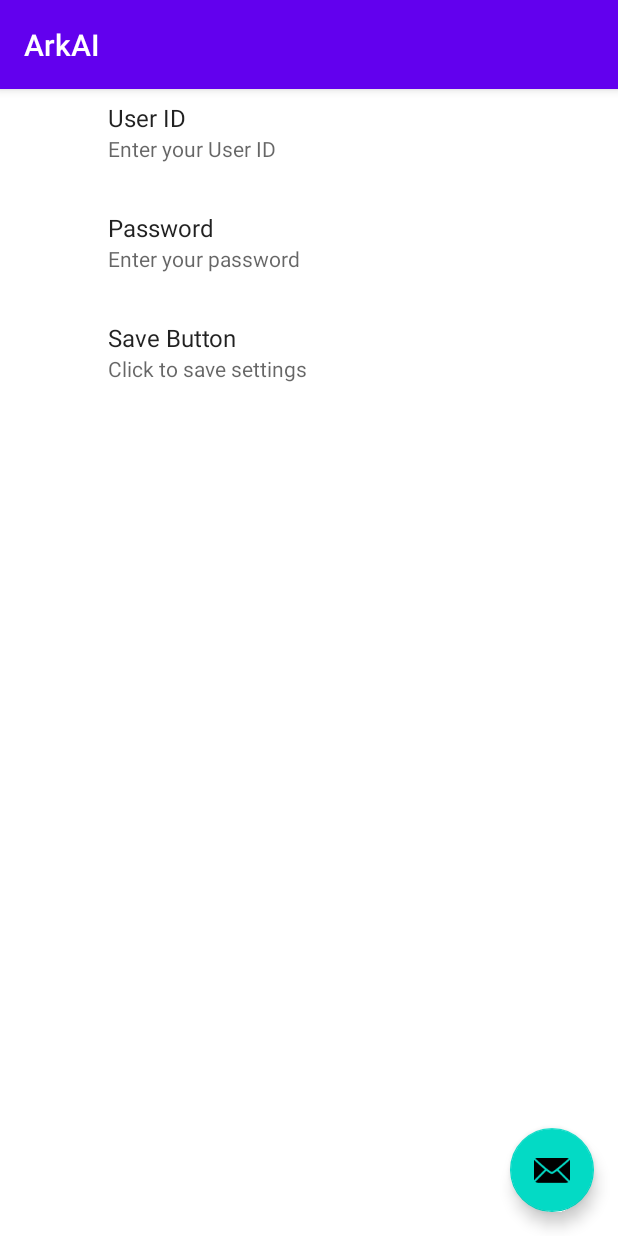
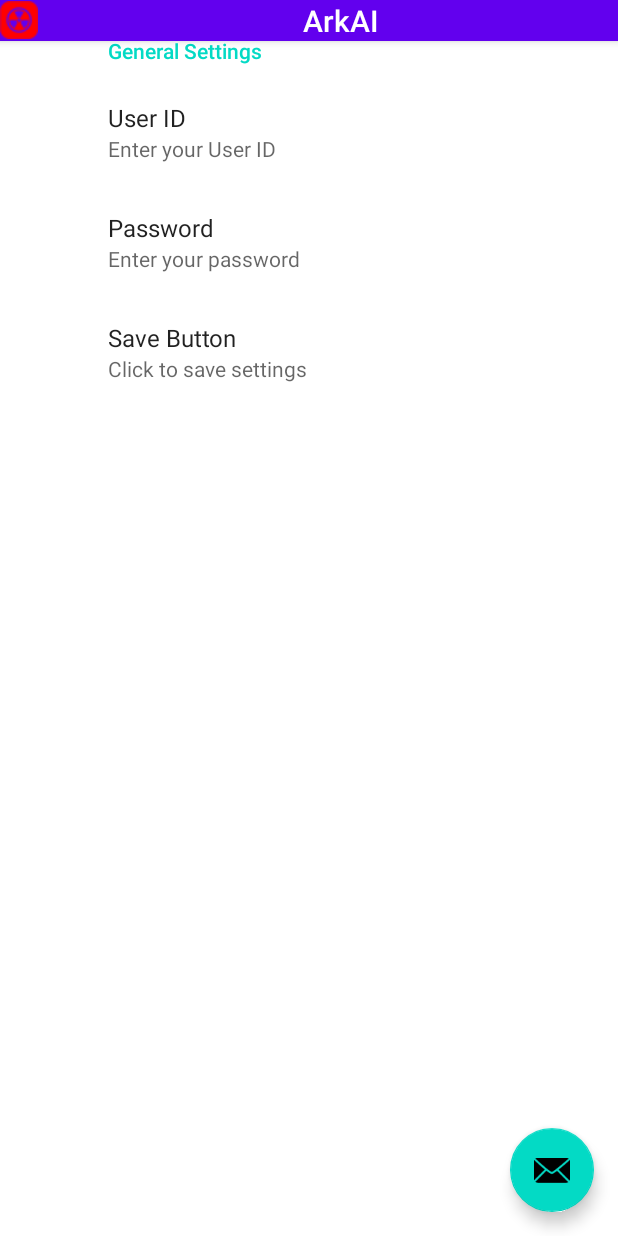
Before and after one commit to ghdolsen/ArkAI, an Android app: the screen it shows after launch (MainActivity), after a tap on "fab", on a phone screen of 412 x 824 dp. Run offline under Robolectric (Android 15) with nearby library versions, the phone set to English and light mode, and no system bars; our stand-ins replace androidx.preference.

Commit message:
Updated activity_main.xml to add application icon and added image Fixed all warnings

```diff
--- a/app/src/main/res/layout/activity_main.xml
+++ b/app/src/main/res/layout/activity_main.xml
@@ -12,14 +12,13 @@
         android:theme="@style/Theme.ArkAI.AppBarOverlay">
 
         <TextView
-            android:id="@+id/title"
-            android:layout_width="wrap_content"
+            android:layout_width="match_parent"
             android:layout_height="wrap_content"
+            android:drawablePadding="@dimen/appbar_padding"
             android:gravity="center"
-            android:minHeight="?actionBarSize"
-            android:padding="@dimen/appbar_padding"
             android:text="@string/app_name"
-            android:textAppearance="@style/TextAppearance.Widget.AppCompat.Toolbar.Title" />
+            android:textAppearance="@style/TextAppearance.Widget.AppCompat.Toolbar.Title"
+            app:drawableStartCompat="@drawable/ic_menu_icon" />
 
     </com.google.android.material.appbar.AppBarLayout>
 
```
Also changed, not shown: app/src/main/res/drawable/ic_menu_icon.png (added), 1 other file.
